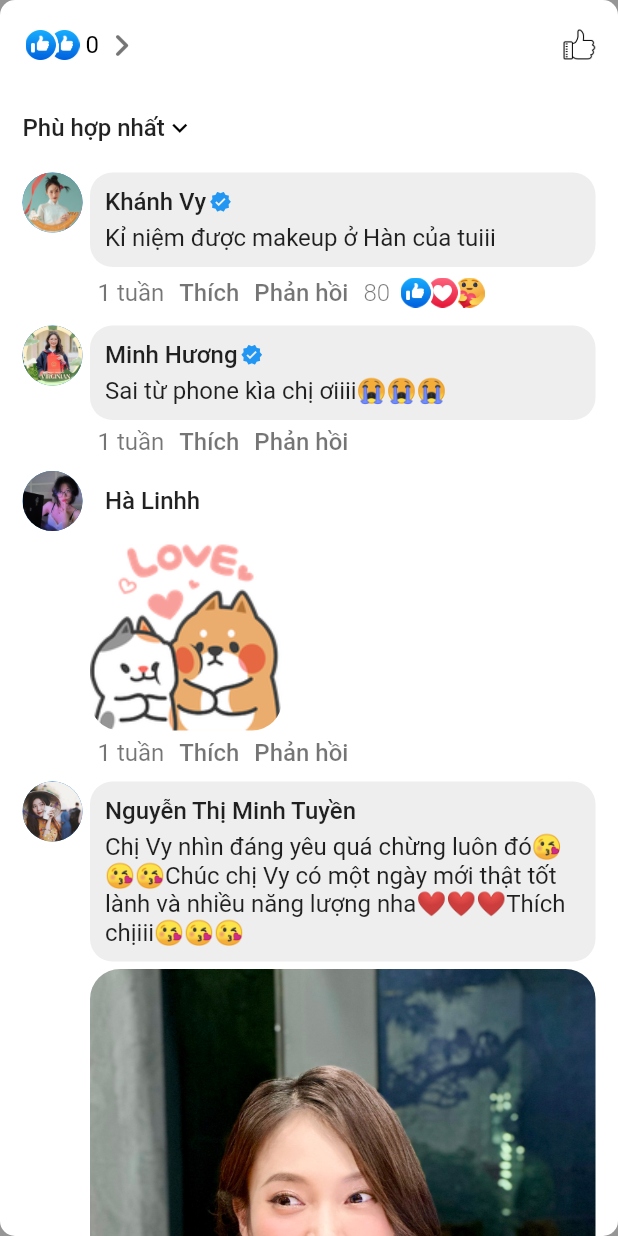
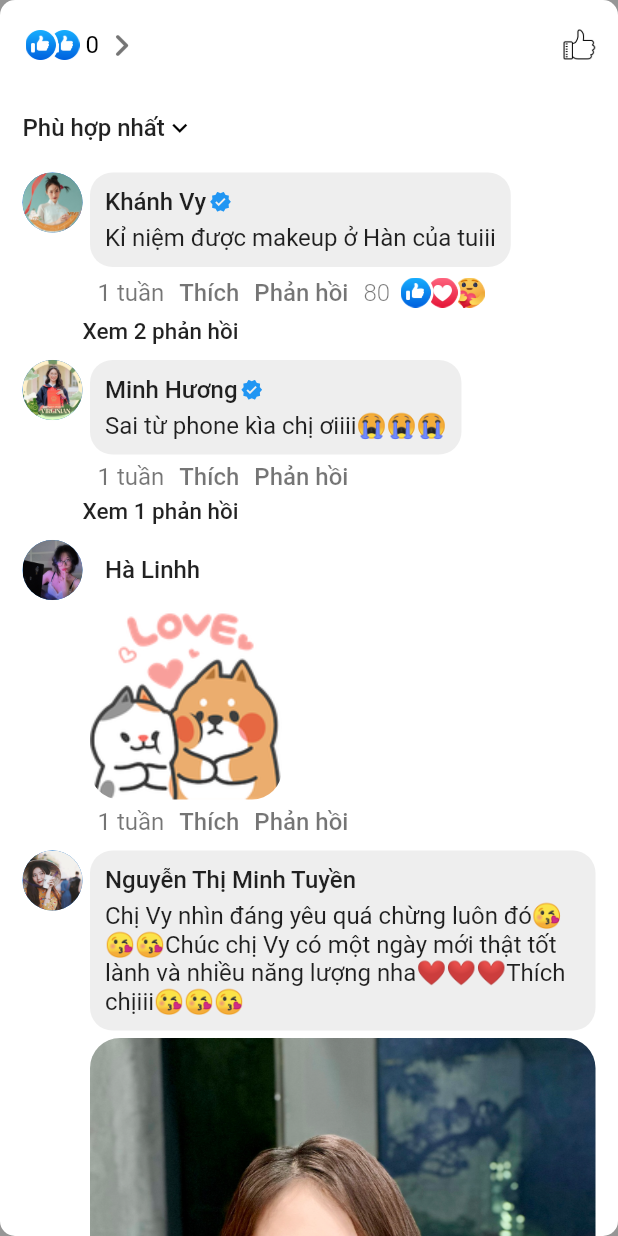
Before and after one commit to Dat-TG/facebook-clone-flutter, a Flutter app: the CommentScreen widget shown alone on an empty page, opened directly with empty values, on a phone screen of 412 x 824 dp. Run offline on Flutter 3.47's test engine with Material 2 defaults, Android fonts, the phone set to English and light mode, and no system bars; our stand-ins replace carousel_slider, video_player, webview_flutter; network calls fail.

Commit message:
display replies

```diff
--- a/lib/features/comment/screens/comment_screen.dart
+++ b/lib/features/comment/screens/comment_screen.dart
@@ -598,7 +598,10 @@ class _CommentScreenState extends State<CommentScreen> {
                                       ),
                                     ),
                                     for (int i = 0; i < comments.length; i++)
-                                      SingleComment(comment: comments[i]),
+                                      SingleComment(
+                                        comment: comments[i],
+                                        level: 0,
+                                      ),
                                   ],
                                 ),
                               ),
--- a/lib/features/comment/widgets/single_comment.dart
+++ b/lib/features/comment/widgets/single_comment.dart
@@ -1,17 +1,30 @@
+import 'dart:math';
+
 import 'package:facebook/models/comment.dart';
 import 'package:flutter/material.dart';
 
 class SingleComment extends StatefulWidget {
   final Comment comment;
-  const SingleComment({super.key, required this.comment});
+  final int level;
+  const SingleComment({super.key, required this.comment, required this.level});
 
   @override
   State<SingleComment> createState() => _SingleCommentState();
 }
 
+Size _textSize(String text, TextStyle style) {
+  final TextPainter textPainter = TextPainter(
+      text: TextSpan(text: text, style: style),
+      maxLines: 1,
+      textDirection: TextDirection.ltr)
+    ..layout(minWidth: 0, maxWidth: double.infinity);
+  return textPainter.size;
+}
+
 class _SingleCommentState extends State<SingleComment> {
   List<String> icons = [];
   String reactions = '0';
+  bool viewReplies = false;
 
   @override
   void initState() {
@@ -114,10 +127,16 @@ class _SingleCommentState extends State<SingleComment> {
   @override
   Widget build(BuildContext context) {
     return Padding(
-      padding: const EdgeInsets.symmetric(
-        horizontal: 15,
-        vertical: 5,
-      ),
+      padding: widget.level == 0
+          ? const EdgeInsets.symmetric(
+              horizontal: 15,
+              vertical: 5,
+            )
+          : EdgeInsets.only(
+              left: widget.level == 1 ? 45 : 45 + (widget.level - 1) * 35,
+              top: 5,
+              bottom: 5,
+            ),
       child: Column(
         mainAxisAlignment: MainAxisAlignment.start,
         crossAxisAlignment: CrossAxisAlignment.start,
@@ -136,7 +155,7 @@ class _SingleCommentState extends State<SingleComment> {
                 ),
                 child: CircleAvatar(
                   backgroundImage: AssetImage(widget.comment.user.avatar),
-                  radius: 20,
+                  radius: widget.level > 0 ? 15 : 20,
                 ),
               ),
               const SizedBox(
@@ -144,10 +163,21 @@ class _SingleCommentState extends State<SingleComment> {
               ),
               (widget.comment.content.isNotEmpty)
                   ? Container(
-                      width: MediaQuery.of(context).size.width -
-                          15 * 2 -
-                          20 * 2 -
-                          5,
+                      width: min(
+                        MediaQuery.of(context).size.width -
+                            15 * 2 -
+                            20 * 2 -
+                            5 -
+                            35 * widget.level,
+                        _textSize(
+                              widget.comment.content,
+                              const TextStyle(
+                                fontSize: 16,
+                                overflow: TextOverflow.visible,
+                              ),
+                            ).width +
+                            20,
+                      ),
                       padding: const EdgeInsets.all(10),
                       decoration: BoxDecoration(
                         color: Colors.grey[200],
@@ -233,9 +263,9 @@ class _SingleCommentState extends State<SingleComment> {
           ),
           if (widget.comment.image != null)
             Padding(
-              padding: const EdgeInsets.only(
+              padding: EdgeInsets.only(
                 bottom: 5,
-                left: 45,
+                left: widget.level == 0 ? 45 : 45 + widget.level * 35,
               ),
               child: ClipRRect(
                 borderRadius: BorderRadius.circular(20),
@@ -249,8 +279,8 @@ class _SingleCommentState extends State<SingleComment> {
             mainAxisAlignment: MainAxisAlignment.start,
             crossAxisAlignment: CrossAxisAlignment.center,
             children: [
-              const SizedBox(
-                width: 50,
+              SizedBox(
+                width: widget.level == 0 ? 50 : 40,
               ),
               Text(
                 widget.comment.time,
@@ -351,7 +381,31 @@ class _SingleCommentState extends State<SingleComment> {
                   ],
                 ),
             ],
-          )
+          ),
+          if (widget.comment.replies.isNotEmpty && !viewReplies)
+            Padding(
+              padding: const EdgeInsets.only(top: 5, left: 40),
+              child: InkWell(
+                onTap: () {
+                  setState(() {
+                    viewReplies = true;
+                  });
+                },
+                child: Text(
+                  'Xem ${widget.comment.replies.length} phản hồi',
+                  style: const TextStyle(
+                    fontSize: 15,
+                    fontWeight: FontWeight.w500,
+                  ),
+                ),
+              ),
+            ),
+          if (viewReplies)
+            for (int i = 0; i < widget.comment.replies.length; i++)
+              SingleComment(
+                comment: widget.comment.replies[i],
+                level: widget.level + 1,
+              ),
         ],
       ),
     );
```
